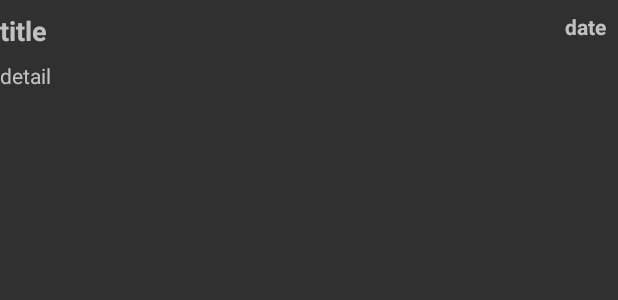
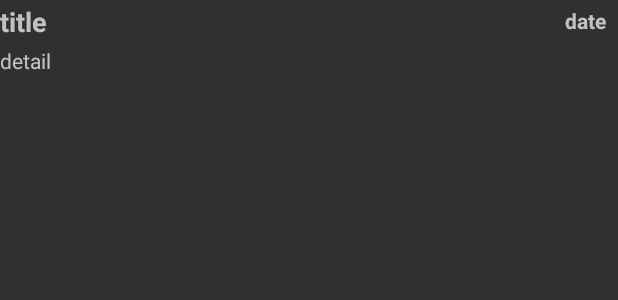
Before and after one commit to tetchel/shexter, an Android app: the layout eventlog_listitem.xml on its own in the app's theme, with its tools: preview values and no code run, on a phone screen of 412 x 824 dp. Shown: the top 300 px of the screen. Run offline under Robolectric (Android 15) with nearby library versions, the phone set to English and light mode, and no system bars.

Commit message:
fix a bunch of eventlog stuff but it's still not saving

```diff
--- a/app/src/main/java/ca/tetchel/shexter/ShexterNotificationManager.java
+++ b/app/src/main/java/ca/tetchel/shexter/ShexterNotificationManager.java
@@ -150,7 +150,7 @@ public class ShexterNotificationManager {
 
         if(notificationManager == null) {
             Log.e(TAG, "Unable to get notification manager!!");
-            EventLogger.logError("Failed to get NotificationManager");
+            EventLogger.logError(context, "Failed to get NotificationManager");
         }
         return notificationManager;
     }
--- a/app/src/main/java/ca/tetchel/shexter/eventlogger/EventLogActivity.java
+++ b/app/src/main/java/ca/tetchel/shexter/eventlogger/EventLogActivity.java
@@ -72,7 +72,7 @@ public class EventLogActivity extends AppCompatActivity {
                             new DialogInterface.OnClickListener() {
                                 @Override
                                 public void onClick(DialogInterface dialogInterface, int i) {
-                                    EventLogger.clearEvents();
+                                    EventLogger.clearEvents(EventLogActivity.this);
                                     // Redraw with no events
                                     recreate();
                                 }
@@ -95,7 +95,7 @@ public class EventLogActivity extends AppCompatActivity {
         Log.d(TAG, "Refresh event list");
         final ListView eventsList = findViewById(R.id.trustedHostsLV);
 
-        List<EventLogger.Event> events = EventLogger.getEvents();
+        List<EventLogger.Event> events = EventLogger.getEvents(this);
 
         EventLogListAdapter adapter = new EventLogListAdapter(this, events);
         eventsList.setAdapter(adapter);
--- a/app/src/main/java/ca/tetchel/shexter/main/MainUtil.java
+++ b/app/src/main/java/ca/tetchel/shexter/main/MainUtil.java
@@ -7,8 +7,6 @@ import java.net.InetAddress;
 import java.net.NetworkInterface;
 import java.net.SocketException;
 import java.util.Enumeration;
-
-import ca.tetchel.shexter.eventlogger.EventLogger;
 
 // Static utilities to support the MainActivity
 class MainUtil {
@@ -26,7 +24,6 @@ class MainUtil {
         }
         catch (SocketException e) {
             Log.e(TAG, "Error getting IP address", e);
-            EventLogger.logError(e);
             return "Error: " + e.toString();
         }
 
--- a/app/src/main/java/ca/tetchel/shexter/trust/TrustedHostsActivity.java
+++ b/app/src/main/java/ca/tetchel/shexter/trust/TrustedHostsActivity.java
@@ -165,11 +165,11 @@ public class TrustedHostsActivity extends AppCompatActivity {
     private void onAcceptOrRejectHost(boolean accepted, String hostAddr, String hostname) {
         Log.d(TAG, "User " + (accepted ? "accepted" : "rejected") + " incoming connection");
         if(accepted) {
-            EventLogger.log(getString(R.string.event_new_trusted_host_title),
+            EventLogger.log(getApplicationContext(), getString(R.string.event_new_trusted_host_title),
                     getString(R.string.event_new_trusted_host_detail, hostname, hostAddr));
         }
         else {
-            EventLogger.log(getString(R.string.event_rejected_trusted_host_title),
+            EventLogger.log(getApplicationContext(), getString(R.string.event_rejected_trusted_host_title),
                     getString(R.string.event_rejected_trusted_host_detail, hostname, hostAddr));
         }
 
--- a/app/src/main/res/layout/eventlog_listitem.xml
+++ b/app/src/main/res/layout/eventlog_listitem.xml
@@ -11,30 +11,18 @@
         android:id="@+id/eventTitleTV"
         android:layout_width="wrap_content"
         android:layout_height="wrap_content"
-        android:layout_marginEnd="8dp"
-        android:layout_marginRight="8dp"
-        android:layout_marginTop="8dp"
+
+        android:layout_marginBottom="4dp"
+        android:layout_marginTop="2dp"
+        android:paddingBottom="4dp"
         android:text="title"
         android:textAllCaps="false"
         android:textSize="18sp"
         android:textStyle="bold"
-        app:layout_constraintEnd_toStartOf="@+id/eventDateTV"
-        app:layout_constraintHorizontal_bias="0.0"
+        app:layout_constraintBottom_toBottomOf="parent"
         app:layout_constraintStart_toStartOf="parent"
-        app:layout_constraintTop_toTopOf="parent" />
-
-    <TextView
-        android:id="@+id/eventDetailTV"
-        android:layout_width="wrap_content"
-        android:layout_height="wrap_content"
-        android:layout_marginEnd="8dp"
-        android:layout_marginRight="8dp"
-        android:layout_marginTop="8dp"
-        android:text="detail"
-        app:layout_constraintEnd_toStartOf="@+id/eventDateTV"
-        app:layout_constraintHorizontal_bias="0.0"
-        app:layout_constraintStart_toStartOf="parent"
-        app:layout_constraintTop_toBottomOf="@+id/eventTitleTV" />
+        app:layout_constraintTop_toTopOf="parent"
+        app:layout_constraintVertical_bias="0.0" />
 
     <TextView
         android:id="@+id/eventDateTV"
@@ -42,13 +30,30 @@
         android:layout_height="wrap_content"
         android:layout_marginBottom="8dp"
         android:layout_marginEnd="8dp"
+        android:layout_marginLeft="8dp"
         android:layout_marginRight="8dp"
-        android:layout_marginTop="8dp"
+        android:layout_marginStart="8dp"
+        android:layout_marginTop="4dp"
         android:text="date"
         android:textSize="14sp"
         android:textStyle="bold"
         app:layout_constraintBottom_toBottomOf="parent"
         app:layout_constraintEnd_toEndOf="parent"
+        app:layout_constraintHorizontal_bias="1.0"
+        app:layout_constraintStart_toEndOf="@+id/eventTitleTV"
         app:layout_constraintTop_toTopOf="parent"
         app:layout_constraintVertical_bias="0.0" />
+
+    <TextView
+        android:id="@+id/eventDetailTV"
+        android:layout_width="0dp"
+        android:layout_height="wrap_content"
+        android:layout_marginBottom="4dp"
+        android:breakStrategy="simple"
+        android:text="detail"
+        app:layout_constraintBottom_toBottomOf="parent"
+        app:layout_constraintEnd_toEndOf="parent"
+        app:layout_constraintStart_toStartOf="parent"
+        app:layout_constraintTop_toBottomOf="@+id/eventTitleTV" />
+
 </android.support.constraint.ConstraintLayout>
```
Also changed, not shown: app/src/main/java/ca/tetchel/shexter/eventlogger/EventLogListAdapter.java (+9 -3 lines), app/src/main/java/ca/tetchel/shexter/eventlogger/EventLogger.java (+42 -38 lines), app/src/main/java/ca/tetchel/shexter/sms/ShexterService.java (+7 -6 lines), app/src/main/java/ca/tetchel/shexter/sms/subservices/ConnectionInitThread.java (+5 -3 lines), app/src/main/java/ca/tetchel/shexter/sms/subservices/SmsServerThread.java (+10 -8 lines), app/src/main/java/ca/tetchel/shexter/sms/util/CommandProcessor.java (+17 -17 lines), app/src/main/java/ca/tetchel/shexter/sms/util/SmsUtilities.java (+8 -4 lines).
